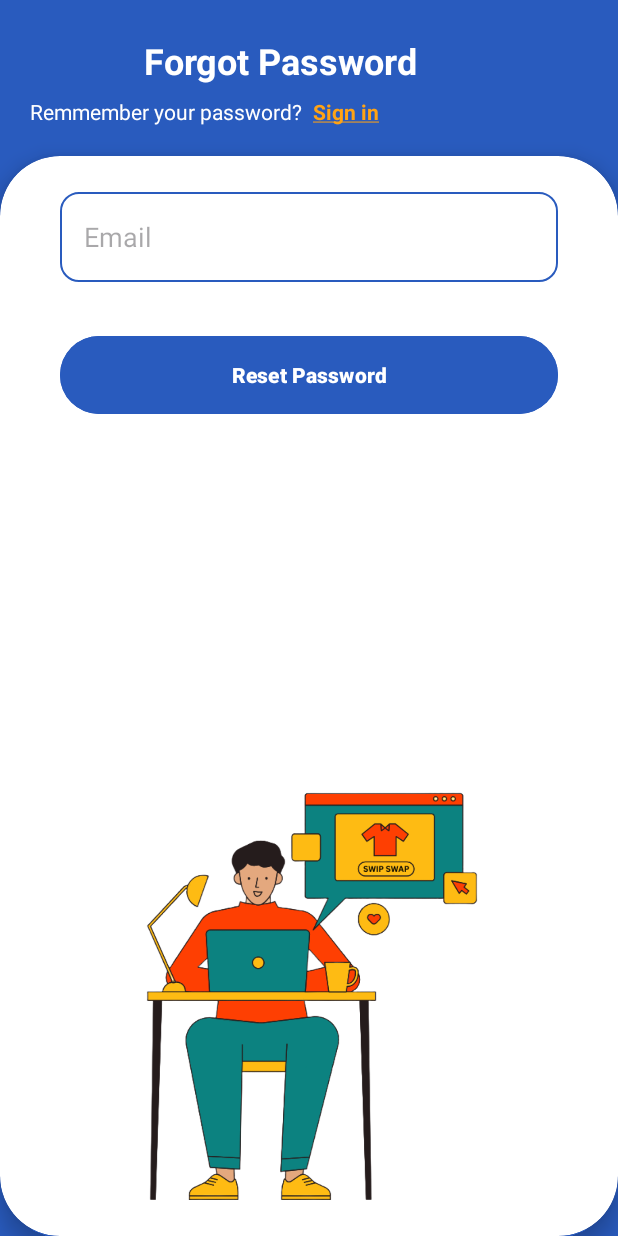
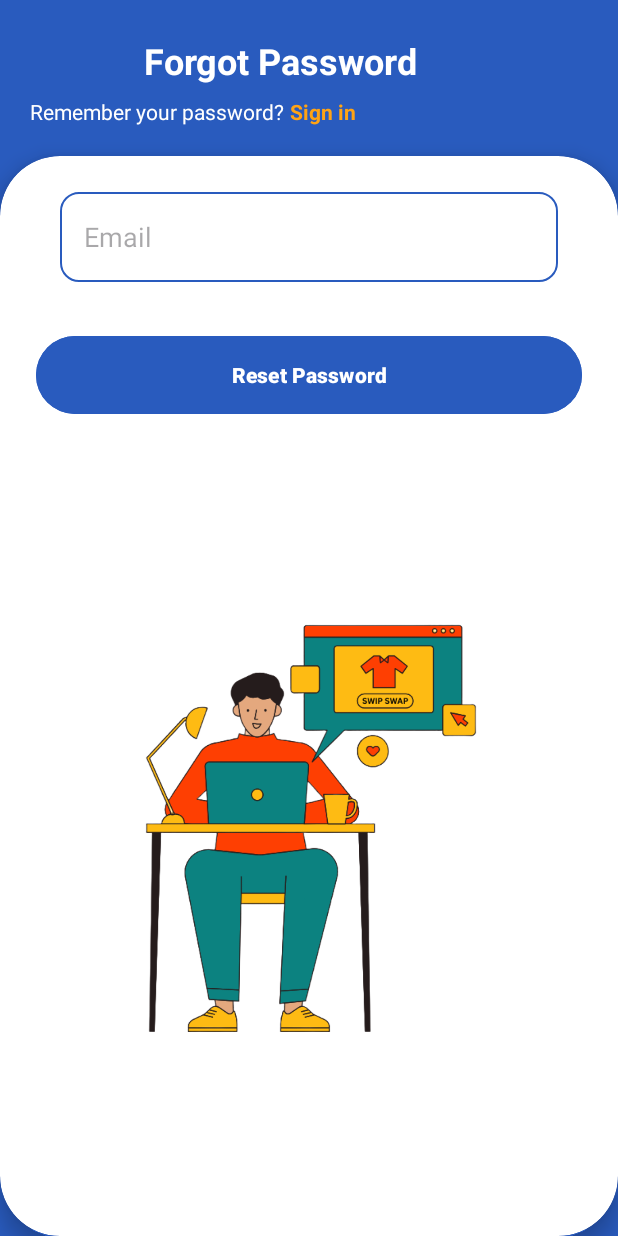
Before and after one commit to HenryBoyakhchyan/SwipSwap-SamsungFinalProject-, an Android app built with Jetpack Compose: the ForgotPasswordActivity screen opened directly, with no data from a screen before it, on a phone screen of 412 x 824 dp. Run offline under Robolectric (Android 15) with nearby library versions, the light colour scheme and no system bars; our stand-ins replace Firebase (no records; nobody signed in at launch, a user with empty details on screens opened directly).

Commit message:
ForgotPassword

```diff
--- a/app/src/main/java/com/example/swipswapsamsungfinalproject/ForgotPasswordActivity.java
+++ b/app/src/main/java/com/example/swipswapsamsungfinalproject/ForgotPasswordActivity.java
@@ -2,56 +2,63 @@ package com.example.swipswapsamsungfinalproject;
 
 import android.content.Intent;
 import android.os.Bundle;
+import android.text.TextUtils;
 import android.view.View;
 import android.widget.Button;
 import android.widget.EditText;
 import android.widget.TextView;
 import android.widget.Toast;
+import androidx.annotation.NonNull;
 import androidx.appcompat.app.AppCompatActivity;
-
-import org.w3c.dom.Text;
+import com.google.firebase.auth.FirebaseAuth;
 
 public class ForgotPasswordActivity extends AppCompatActivity {
-    private AuthenticationHelper authHelper;
+
     private EditText etEmail;
     private Button btnResetPassword;
-    private TextView btnSignIn;
+    private TextView tvSignInLink;
+    private FirebaseAuth mAuth;
 
     @Override
     protected void onCreate(Bundle savedInstanceState) {
         super.onCreate(savedInstanceState);
         setContentView(R.layout.activity_forgot_password);
 
-        authHelper = new AuthenticationHelper();
         etEmail = findViewById(R.id.etEmail);
         btnResetPassword = findViewById(R.id.btnResetPassword);
-        btnSignIn = findViewById(R.id.tvSignInLink);
+        tvSignInLink = findViewById(R.id.tvSignInLink);
 
-        btnSignIn.setOnClickListener(new View.OnClickListener() {
-            @Override
-            public void onClick(View v) {
-                startActivity(new Intent(ForgotPasswordActivity.this, LoginActivity.class));
-            }
-        });
+        mAuth = FirebaseAuth.getInstance();
+
+        tvSignInLink.setOnClickListener(v ->
+                startActivity(new Intent(ForgotPasswordActivity.this, LoginActivity.class))
+        );
 
         btnResetPassword.setOnClickListener(v -> {
             String email = etEmail.getText().toString().trim();
-            if (email.isEmpty()) {
+
+            if (TextUtils.isEmpty(email)) {
                 Toast.makeText(ForgotPasswordActivity.this, "Enter your email!", Toast.LENGTH_SHORT).show();
+
                 return;
             }
 
-            AuthenticationHelper.resetPassword(email, ForgotPasswordActivity.this, new AuthenticationHelper.AuthCallback() {
-                @Override
-                public void onSuccess(String message) {
-                    Toast.makeText(ForgotPasswordActivity.this, message, Toast.LENGTH_SHORT).show();
-                }
-
-                @Override
-                public void onFailure(String error) {
-                    Toast.makeText(ForgotPasswordActivity.this, error, Toast.LENGTH_SHORT).show();
-                }
-            });
+            mAuth.sendPasswordResetEmail(email)
+                    .addOnCompleteListener(task -> {
+                        if (task.isSuccessful()) {
+                            Toast.makeText(ForgotPasswordActivity.this,
+                                    "Reset link sent to " + email,
+                                    Toast.LENGTH_LONG).show();
+                            new android.os.Handler().postDelayed(() -> {
+                                Intent intent = new Intent(ForgotPasswordActivity.this, LoginActivity.class);
+                                startActivity(intent);
+                            }, 1000);
+                        } else {
+                            Toast.makeText(ForgotPasswordActivity.this,
+                                    "Failed to send reset email",
+                                    Toast.LENGTH_SHORT).show();
+                        }
+                    });
         });
     }
 }
--- a/app/src/main/res/layout/activity_forgot_password.xml
+++ b/app/src/main/res/layout/activity_forgot_password.xml
@@ -6,32 +6,32 @@
     android:layout_width="match_parent"
     android:layout_height="match_parent"
     android:background="@color/primaryBlue"
-    tools:context=".LoginActivity">
+    tools:context=".ForgotPasswordActivity">
 
     <!-- Title -->
     <TextView
         android:id="@+id/tvTitle"
         android:layout_width="wrap_content"
         android:layout_height="wrap_content"
-        android:layout_marginStart="96dp"
-        android:layout_marginTop="24dp"
         android:text="Forgot Password"
         android:textColor="@android:color/white"
         android:textSize="24sp"
         android:textStyle="bold"
-        app:layout_constraintStart_toStartOf="parent"
-        app:layout_constraintTop_toTopOf="parent" />
+        android:layout_marginStart="96dp"
+        android:layout_marginTop="24dp"
+        app:layout_constraintTop_toTopOf="parent"
+        app:layout_constraintStart_toStartOf="parent" />
 
     <!-- Sign in link -->
     <TextView
         android:id="@+id/tvSignIn"
         android:layout_width="wrap_content"
         android:layout_height="wrap_content"
-        android:text="Remmember your password? "
+        android:text="Remember your password?"
         android:textColor="@android:color/white"
         android:textSize="14sp"
+        android:layout_marginStart="20dp"
         android:layout_marginTop="8dp"
-        android:layout_marginStart="20dp"
         app:layout_constraintTop_toBottomOf="@id/tvTitle"
         app:layout_constraintStart_toStartOf="parent" />
 
@@ -39,17 +39,15 @@
         android:id="@+id/tvSignInLink"
         android:layout_width="wrap_content"
         android:layout_height="wrap_content"
-        android:text="@string/Sign_in"
+        android:text="Sign in"
         android:textColor="@color/orange"
         android:textStyle="bold"
         android:textSize="14sp"
         android:layout_marginStart="4dp"
         app:layout_constraintTop_toTopOf="@id/tvSignIn"
-        app:layout_constraintStart_toEndOf="@id/tvSignIn"
-        android:autoLink="web"
-        android:linksClickable="true"/>
+        app:layout_constraintStart_toEndOf="@id/tvSignIn" />
 
-    <!-- White Background Container -->
+    <!-- Card Container -->
     <androidx.cardview.widget.CardView
         android:id="@+id/bgContainer"
         android:layout_width="match_parent"
@@ -67,57 +65,45 @@
             android:layout_height="match_parent"
             android:padding="24dp">
 
-            <!-- Email Input -->
-
-            <!-- Signup Button -->
-
-            <!-- Illustration -->
             <EditText
                 android:id="@+id/etEmail"
                 android:layout_width="0dp"
                 android:layout_height="60dp"
                 android:layout_marginStart="16dp"
                 android:layout_marginEnd="16dp"
+                android:hint="Email"
+                android:inputType="textEmailAddress"
                 android:background="@drawable/edit_text_background"
-                android:hint="Email"
                 android:paddingHorizontal="16dp"
-
-                app:layout_constraintEnd_toEndOf="parent"
-                app:layout_constraintHorizontal_bias="1.0"
+                app:layout_constraintTop_toTopOf="parent"
                 app:layout_constraintStart_toStartOf="parent"
-                tools:layout_editor_absoluteY="78dp" />
+                app:layout_constraintEnd_toEndOf="parent" />
 
             <Button
                 android:id="@+id/btnResetPassword"
                 android:layout_width="0dp"
                 android:layout_height="60dp"
-                android:layout_marginStart="16dp"
                 android:layout_marginTop="32dp"
-                android:layout_marginEnd="16dp"
-                android:backgroundTint="@color/primaryBlue"
                 android:text="Reset Password"
                 android:textColor="@android:color/white"
                 android:textStyle="bold"
-                app:layout_constraintEnd_toEndOf="parent"
-                app:layout_constraintHorizontal_bias="0.0"
+                android:backgroundTint="@color/primaryBlue"
+                app:layout_constraintTop_toBottomOf="@id/etEmail"
                 app:layout_constraintStart_toStartOf="parent"
-                app:layout_constraintTop_toBottomOf="@id/etEmail" />
+                app:layout_constraintEnd_toEndOf="parent" />
 
             <ImageView
                 android:id="@+id/imgIllustration"
                 android:layout_width="321dp"
                 android:layout_height="272dp"
                 android:layout_marginTop="24dp"
+                android:src="@drawable/forgot_pass"
                 android:scaleType="fitCenter"
-                android:src="@drawable/forgot_pass"
-                app:layout_constraintBottom_toBottomOf="parent"
+                app:layout_constraintTop_toBottomOf="@id/btnResetPassword"
+                app:layout_constraintStart_toStartOf="parent"
                 app:layout_constraintEnd_toEndOf="parent"
-                app:layout_constraintHorizontal_bias="0.509"
-                app:layout_constraintStart_toStartOf="parent"
-                app:layout_constraintTop_toBottomOf="@id/btnResetPassword"
-                app:layout_constraintVertical_bias="1.0" />
+                app:layout_constraintBottom_toBottomOf="parent" />
 
         </androidx.constraintlayout.widget.ConstraintLayout>
     </androidx.cardview.widget.CardView>
-
 </androidx.constraintlayout.widget.ConstraintLayout>
```
Also changed, not shown: 2 other files.
